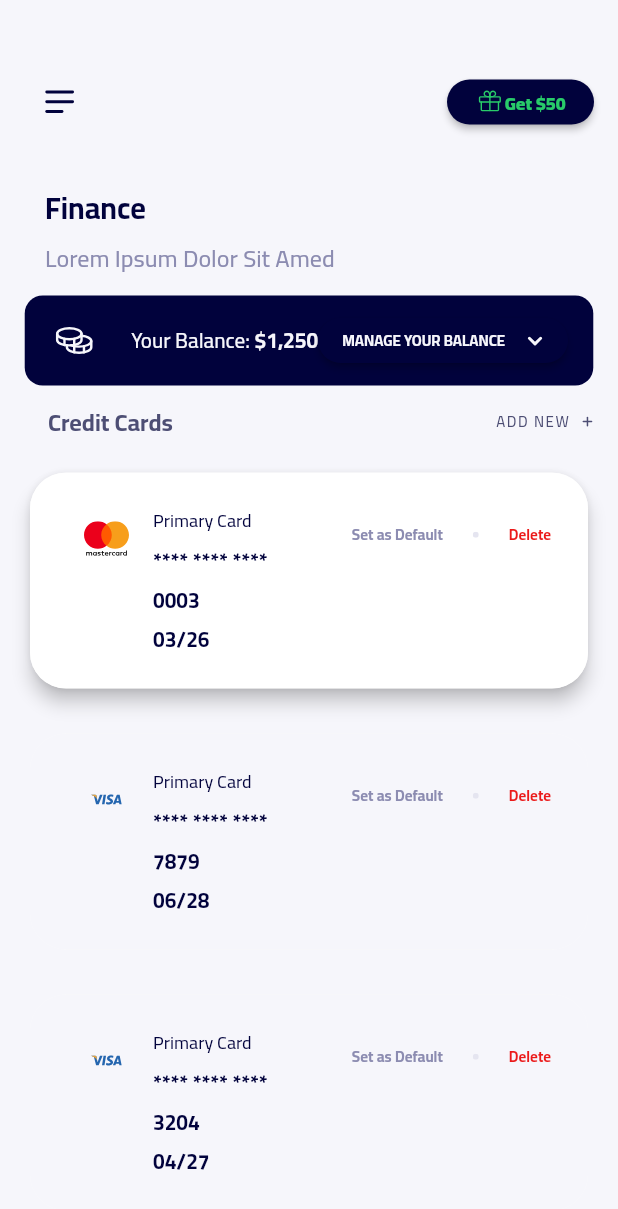
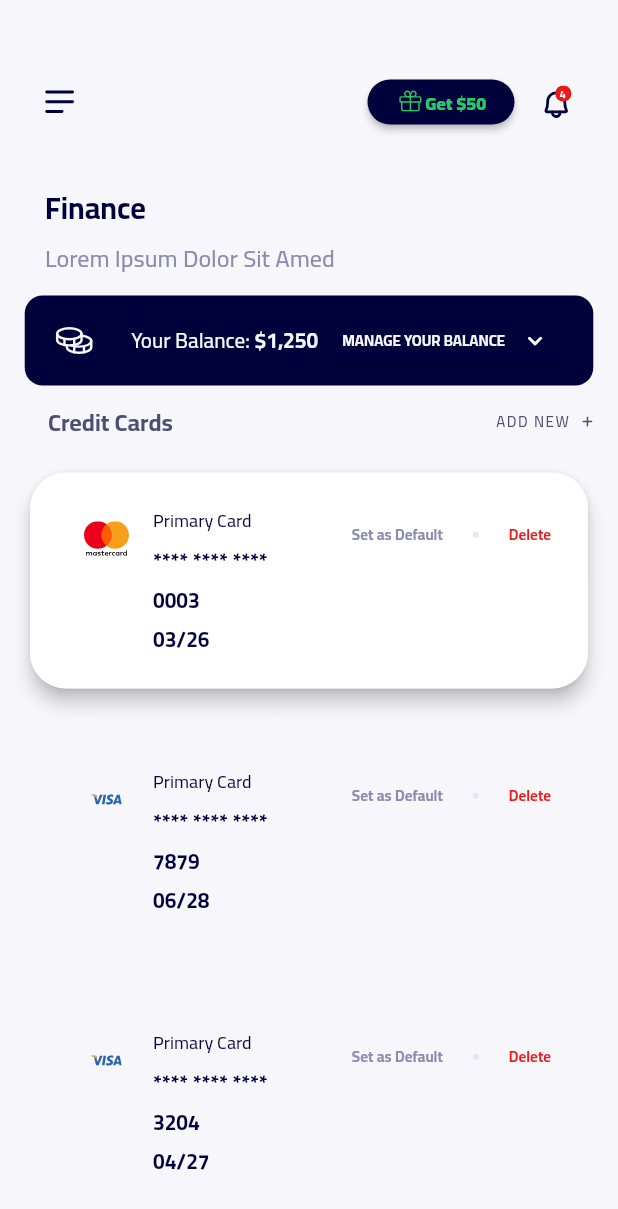
Before and after one commit to ozgun-kara/ruut, a Flutter app: the screen it shows after launch, on a phone screen of 412 x 824 dp. Shown: the top 1209 px of the screen. Run offline on Flutter 3.47's test engine with Material 2 defaults, Android fonts, the phone set to English and light mode, and no system bars; our stand-ins replace flutter_svg.

Commit message:
Update finance_page.dart

```diff
--- a/lib/pages/finance_page.dart
+++ b/lib/pages/finance_page.dart
@@ -76,7 +76,19 @@ class FinancePage extends StatelessWidget {
                         onPressed: () async {}),
                   ),
 
-
+                  Padding(
+                    padding: const EdgeInsets.fromLTRB(5, 0, 0, 0),
+                    child: Builder(
+                      builder: (context) => IconButton(
+                        icon: SvgPicture.asset(
+                          'assets/images/Bell.svg',
+                          width: 18.47,
+                          height: 22.4,
+                        ),
+                        onPressed: () {},
+                      ),
+                    ),
+                  ),
 
                 ],
               ),
```
